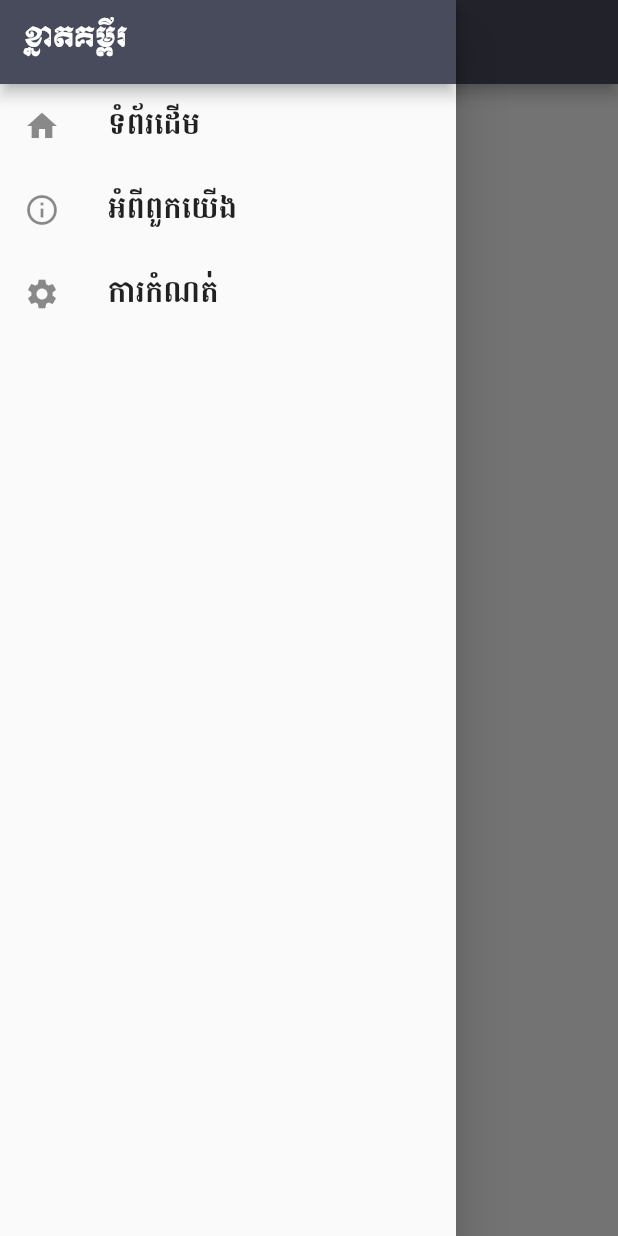
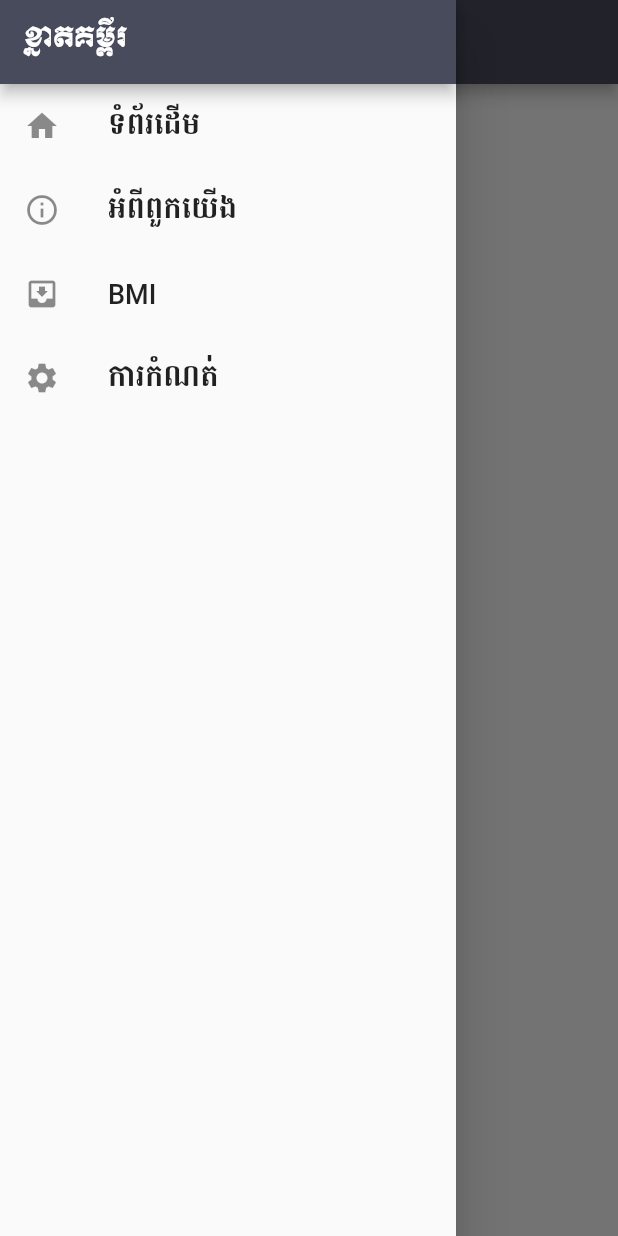
Before and after one commit to khflutter/converter, a Flutter app: the screen it shows after launch, with the side drawer open, on a phone screen of 412 x 824 dp. Run offline on Flutter 3.47's test engine with Material 2 defaults, Android fonts, the phone set to English and light mode, and no system bars.

```diff
--- a/lib/pages/home.dart
+++ b/lib/pages/home.dart
@@ -1,8 +1,5 @@
 import 'package:flutter/material.dart';
-import 'package:khunit/lang/DemoLocalizations.dart';
-import 'package:khunit/lang/DemoLocalizationsDelegate.dart';
 import 'package:khunit/widgets/drawer.dart';
-import 'package:flutter_localizations/flutter_localizations.dart';
 
 class HomeScreen extends StatefulWidget {
   _HomeScreenState createState() => _HomeScreenState();
@@ -16,22 +13,6 @@ class _HomeScreenState extends State<HomeScreen> {
   Widget build(BuildContext context) {
     // TODO: implement build
     return MaterialApp(
-      supportedLocales: [const Locale('en', 'US'), const Locale('tr', 'TR')],
-      localizationsDelegates: [
-        const DemoLocalizationsDelegate(),
-        GlobalMaterialLocalizations.delegate,
-        GlobalWidgetsLocalizations.delegate
-      ],
-      localeResolutionCallback: (Locale locale, Iterable<Locale> supportedLocales) {
-        for (Locale supportedLocale in supportedLocales) {
-          if (supportedLocale.languageCode == locale.languageCode ||
-              supportedLocale.countryCode == locale.countryCode) {
-            return supportedLocale;
-          }
-        }
-
-        return supportedLocales.first;
-      },
       theme: ThemeData(
         primaryColor: Color(0xFF484B5B),
       ),
@@ -47,10 +28,7 @@ class _HomeScreenState extends State<HomeScreen> {
         ),
         body: Container(
           child: Center(
-            child: Text(
-              appName,
-              style: TextStyle(fontFamily: "khmerM1"),
-            ),
+            child: Text("Hello Flutter"),
           ),
         ),
       ),
--- a/lib/widgets/drawer.dart
+++ b/lib/widgets/drawer.dart
@@ -1,5 +1,6 @@
 import 'package:flutter/material.dart';
 import 'package:khunit/pages/about.dart';
+import 'package:khunit/pages/bmi.dart';
 import 'package:khunit/pages/settings.dart';
 
 class MyDrawer extends StatefulWidget {
@@ -56,6 +57,23 @@ class _MyDrawerState extends State<MyDrawer> {
             },
           ),
           ListTile(
+            leading: Icon(Icons.move_to_inbox),
+            title: Text(
+              "BMI",
+              style: TextStyle(
+                fontFamily: "KhmerBattambangBold",
+                fontSize: drawerFontSize,
+              ),
+            ),
+            onTap: () {
+              Navigator.pop(context);
+              Navigator.push(
+                context,
+                MaterialPageRoute(builder: (context) => BmiScreen()),
+              );
+            },
+          ),
+          ListTile(
             leading: Icon(Icons.settings),
             title: Text(
               "ការកំណត់",
--- a/pubspec.yaml
+++ b/pubspec.yaml
@@ -43,6 +43,7 @@ flutter:
    - assets/food.jpg
    - assets/lang/tr.json
    - assets/lang/en.json
+   - assets/images/bmilogo.png
   #  - images/a_dot_ham.jpeg
 
   # An image asset can refer to one or more resolution-specific "variants", see
```
Also changed, not shown: lib/pages/bmi.dart (added, +111 -0 lines), assets/images/bmilogo.png (added).
